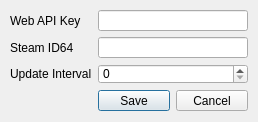
First picture: the form in ui/Ui_Configuration.ui, repository rgooler/steam_achievement_stats_watcher, before the edit.
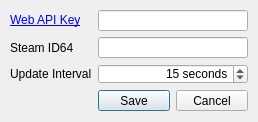
Second picture: the form after the edit. Icons and pictures are not drawn.

Diff of the .ui file:
```diff
--- a/ui/Ui_Configuration.ui
+++ b/ui/Ui_Configuration.ui
@@ -57,7 +57,13 @@
        <string>&lt;html&gt;&lt;head/&gt;&lt;body&gt;&lt;p&gt;&lt;a href=&quot;https://steamcommunity.com/dev/apikey&quot;&gt;&lt;span style=&quot; text-decoration: underline; color:#0000ff;&quot;&gt;Get a steam web api key here&lt;/span&gt;&lt;/a&gt;&lt;/p&gt;&lt;/body&gt;&lt;/html&gt;</string>
       </property>
       <property name="text">
-       <string>Web API Key</string>
+       <string>&lt;html&gt;&lt;head/&gt;&lt;body&gt;&lt;p&gt;&lt;a href=&quot;https://steamcommunity.com/dev/apikey&quot;&gt;&lt;span style=&quot; text-decoration: underline; color:#0000ff;&quot;&gt;Web API Key&lt;/span&gt;&lt;/a&gt;&lt;/p&gt;&lt;/body&gt;&lt;/html&gt;</string>
+      </property>
+      <property name="textFormat">
+       <enum>Qt::AutoText</enum>
+      </property>
+      <property name="openExternalLinks">
+       <bool>true</bool>
       </property>
      </widget>
     </item>
@@ -65,7 +71,23 @@
      <widget class="QLineEdit" name="ApiKey"/>
     </item>
     <item row="2" column="1">
-     <widget class="QSpinBox" name="UpdateFrequency"/>
+     <widget class="QSpinBox" name="UpdateInterval">
+      <property name="alignment">
+       <set>Qt::AlignRight|Qt::AlignTrailing|Qt::AlignVCenter</set>
+      </property>
+      <property name="suffix">
+       <string> seconds</string>
+      </property>
+      <property name="minimum">
+       <number>1</number>
+      </property>
+      <property name="maximum">
+       <number>3600</number>
+      </property>
+      <property name="value">
+       <number>15</number>
+      </property>
+     </widget>
     </item>
     <item row="2" column="0">
      <widget class="QLabel" name="UpdateFrequencyLabel">
```
Left out of the diff: 16 changed lines with no effect on the pictures.
